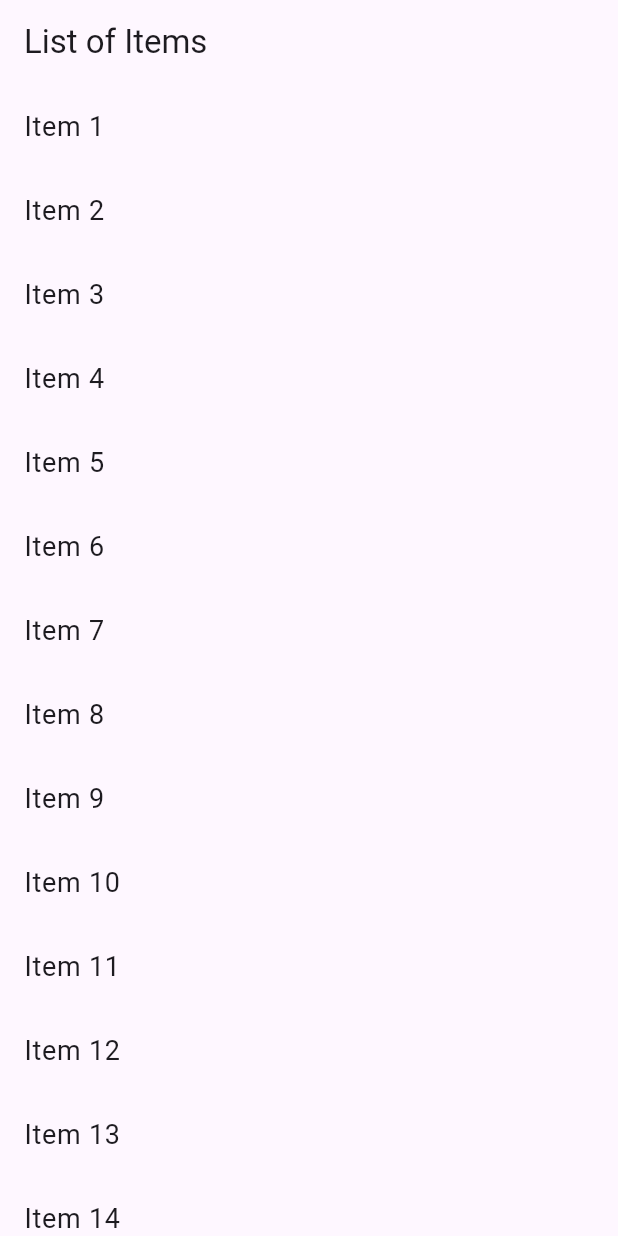
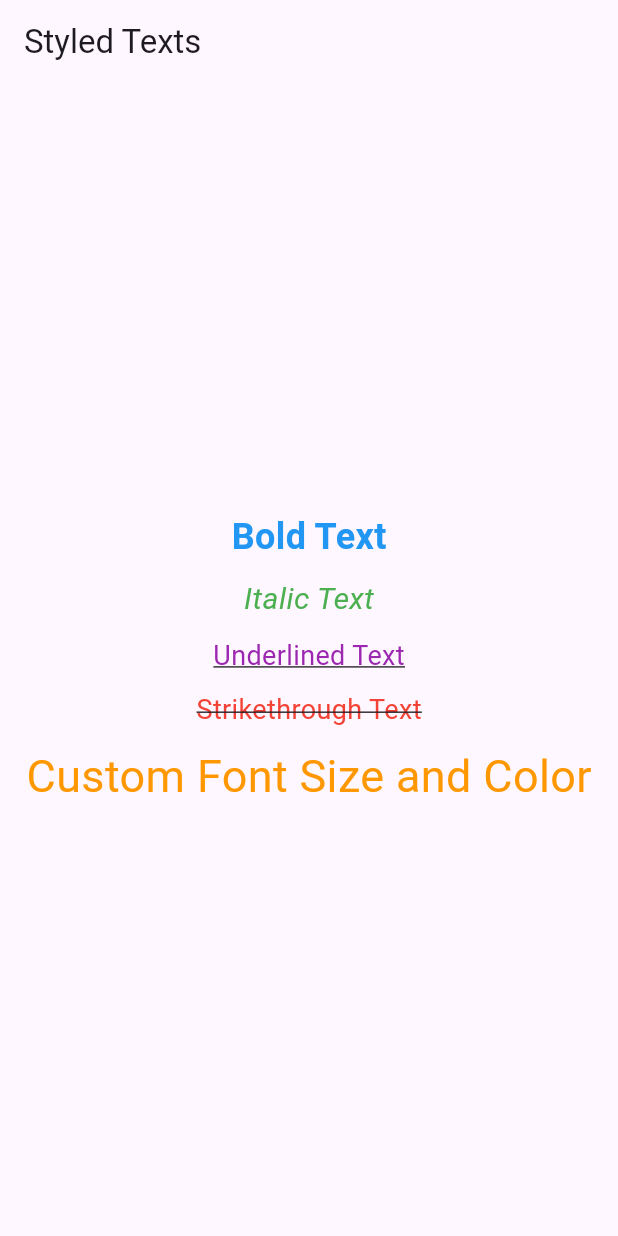
Before and after one commit to MondiraDey/flutter_application_4, a Flutter app: the screen it shows after launch, on a phone screen of 412 x 824 dp. Run offline on Flutter 3.47's test engine with Material 3 defaults, Android fonts, the phone set to English and light mode, and no system bars.

Commit message:
4th Code

```diff
--- a/lib/main.dart
+++ b/lib/main.dart
@@ -5,26 +5,63 @@ void main() {
 }
 
 class MyApp extends StatelessWidget {
-  final List<String> items = List.generate(20, (index) => 'Item ${index + 1}');
-
   @override
   Widget build(BuildContext context) {
     return MaterialApp(
-      title: 'ListView Example',
+      title: 'Text Styling Demo',
       home: Scaffold(
         appBar: AppBar(
-          title: Text('List of Items'),
+          title: Text('Styled Texts'),
         ),
-        body: ListView.builder(
-          itemCount: items.length,
-          itemBuilder: (context, index) {
-            return ListTile(
-              title: Text(
-                items[index],
-                style: TextStyle(fontSize: 18),
+        body: Center(
+          child: Column(
+            mainAxisAlignment: MainAxisAlignment.center,
+            children: [
+              Text(
+                'Bold Text',
+                style: TextStyle(
+                  fontWeight: FontWeight.bold,
+                  fontSize: 24,
+                  color: Colors.blue,
+                ),
               ),
-            );
-          },
+              SizedBox(height: 10),
+              Text(
+                'Italic Text',
+                style: TextStyle(
+                  fontStyle: FontStyle.italic,
+                  fontSize: 20,
+                  color: Colors.green,
+                ),
+              ),
+              SizedBox(height: 10),
+              Text(
+                'Underlined Text',
+                style: TextStyle(
+                  decoration: TextDecoration.underline,
+                  fontSize: 18,
+                  color: Colors.purple,
+                ),
+              ),
+              SizedBox(height: 10),
+              Text(
+                'Strikethrough Text',
+                style: TextStyle(
+                  decoration: TextDecoration.lineThrough,
+                  fontSize: 18,
+                  color: Colors.red,
+                ),
+              ),
+              SizedBox(height: 10),
+              Text(
+                'Custom Font Size and Color',
+                style: TextStyle(
+                  fontSize: 30,
+                  color: Colors.orange,
+                ),
+              ),
+            ],
+          ),
         ),
       ),
     );
```
